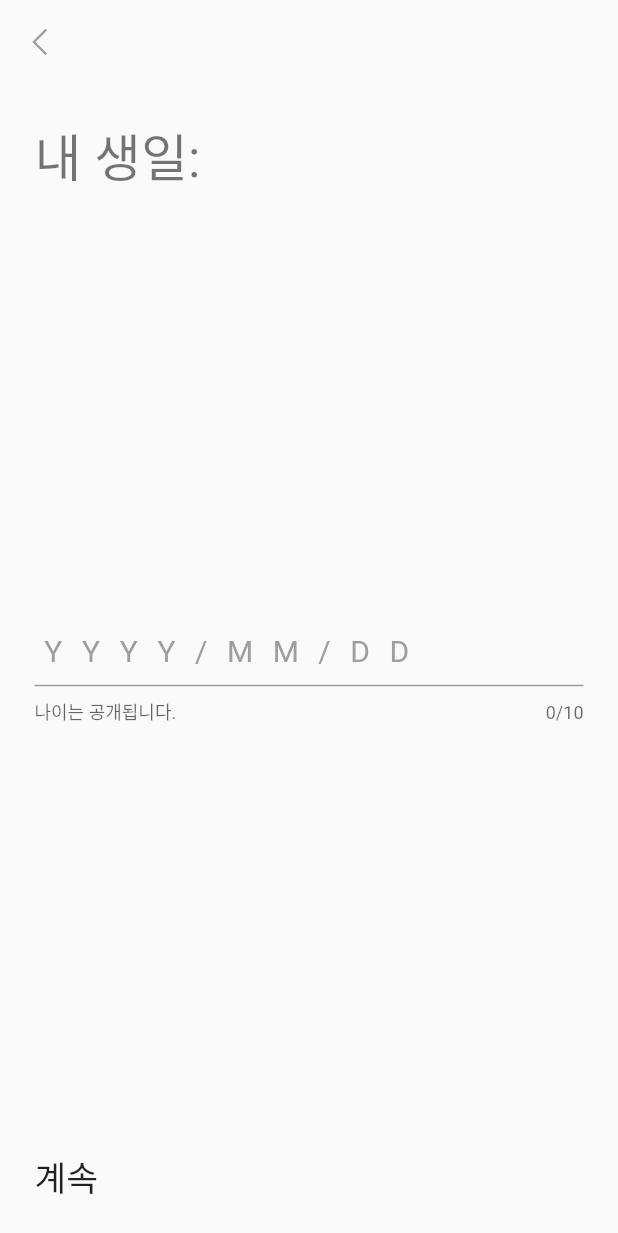
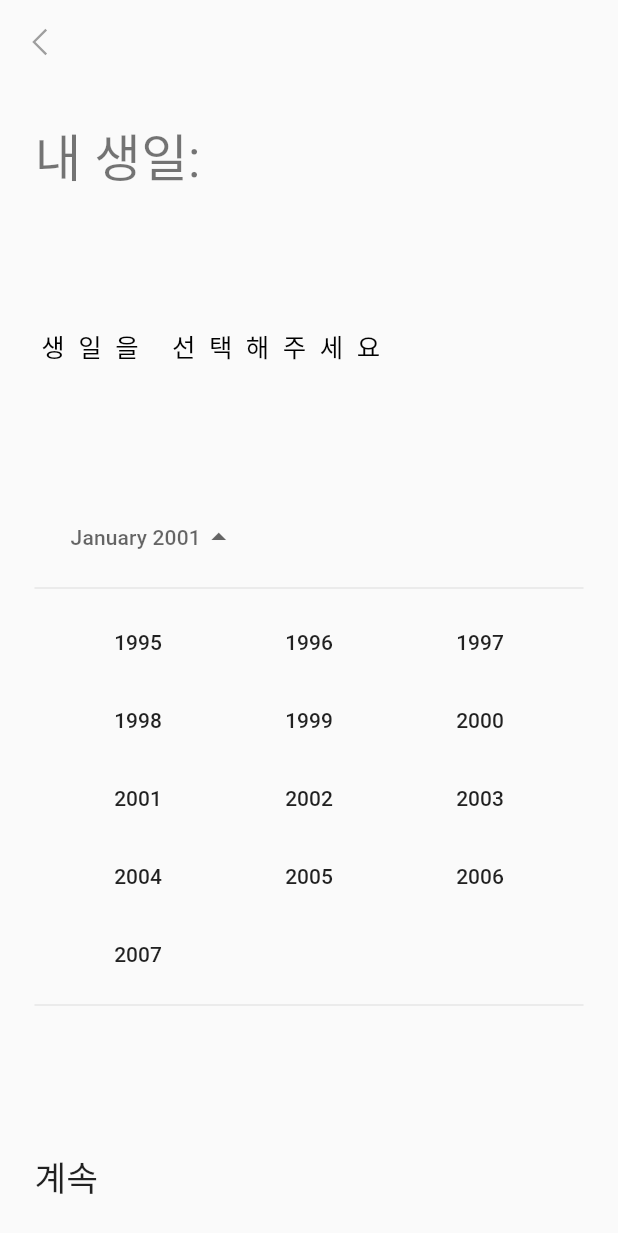
Before and after one commit to ska2519/game_friend_finder, a Flutter app: the SetBirthday screen opened directly, on a phone screen of 412 x 824 dp. Shown: the top 1233 px of the screen. Run offline on Flutter 3.47's test engine with Material 2 defaults, Android fonts, the phone set to English and light mode, and no system bars; our stand-ins replace cloud_firestore, firebase_auth, firebase_core, flutter_riverpod, flutter_svg, google_sign_in and 4 more; missing offline and left inert: alert_dialogs, custom_buttons, firestore_service; accounts and stored records are empty; Roboto replaces fonts that are missing (Nanum).

Commit message:
Add CalendarDatePicker to SetBirthday

```diff
--- a/lib/app/home/profile/set_birthday.dart
+++ b/lib/app/home/profile/set_birthday.dart
@@ -1,7 +1,9 @@
 import 'package:custom_buttons/custom_buttons.dart';
 import 'package:flutter/material.dart';
 import 'package:game_friend_finder/constants/colors.dart';
+import 'package:intl/intl.dart';
 import 'package:line_awesome_flutter/line_awesome_flutter.dart';
+import 'package:intl/date_symbol_data_local.dart';
 
 class SetBirthday extends StatefulWidget {
   @override
@@ -9,9 +11,21 @@ class SetBirthday extends StatefulWidget {
 }
 
 class _SetBirthdayState extends State<SetBirthday> {
-  String _birthday = '';
-  String _label = 'YYYY/MM/DD';
-  final _textController = TextEditingController();
+  DateTime now = DateTime.now();
+  DateTime _birthDay, _maximumAgeDate, _minimumAgeDate, _initialAgeDate;
+  int userMaximumAge = 80;
+  int userMinimumAge = 14;
+  int userInitialAge = 20;
+  String _birthDayStr;
+
+  @override
+  void initState() {
+    super.initState();
+    initializeDateFormatting('ko_KR', null);
+    _maximumAgeDate = now.subtract(Duration(days: 365 * userMaximumAge));
+    _minimumAgeDate = now.subtract(Duration(days: 365 * userMinimumAge));
+    _initialAgeDate = now.subtract(Duration(days: 365 * userInitialAge));
+  }
 
   _submitNext() => Navigator.push(
       context, MaterialPageRoute(builder: (context) => SetBirthday()));
@@ -36,82 +50,28 @@ class _SetBirthdayState extends State<SetBirthday> {
             mainAxisAlignment: MainAxisAlignment.spaceBetween,
             crossAxisAlignment: CrossAxisAlignment.stretch,
             children: [
-              Text(
-                '내 생일:',
-                style: Theme.of(context).textTheme.headline4,
-              ),
-              Column(
-                children: [
-                  Stack(
-                    children: [
-                      Text(
-                        _label,
-                        style: const TextStyle(
-                            fontSize: 20,
-                            color: Colors.grey,
-                            letterSpacing: 13,
-                            height: 2),
-                      ),
-                      TextField(
-                        textAlign: TextAlign.start,
-                        keyboardType: TextInputType.number,
-                        textInputAction: TextInputAction.done,
-                        maxLength: 10,
-                        controller: _textController,
-                        decoration: InputDecoration(
-                            //floatingLabelBehavior: FloatingLabelBehavior.always,
-                            //labelText: _label,
-
-                            //hintText: '2 0 0 0 / M M / D D',
-                            helperText: '나이는 공개됩니다.',
-                            hintStyle: const TextStyle(
-                                fontSize: 17, color: Colors.grey)),
-                        style: const TextStyle(
-                          fontSize: 20,
-                          color: Colors.black,
-                          letterSpacing: 9,
-                        ),
-                        onChanged: (birthday) {
-                          setState(() {
-                            _birthday = birthday;
-                            print(
-                                '_textController.text: ${_textController.text}');
-                            int length = _textController.text.length;
-                            //_label = _textController.text;
-                            final textSelection = _textController.selection;
-                            print(
-                                'selection.start- 1: ${textSelection.start - 1}');
-                            print('selection.end: ${textSelection.end}');
-                            print('_label: $_label');
-
-                            _label = _label.replaceRange(
-                                textSelection.start - 1,
-                                textSelection.end,
-                                ' ');
-                            print('_label2: $_label');
-
-                            _textController.selection =
-                                TextSelection.fromPosition(TextPosition(
-                                    offset: _textController.text.length));
-                          });
-                        },
-                      ),
-                    ],
-                  ),
-                  SizedBox(height: 3),
-                ],
+              Text('내 생일:', style: Theme.of(context).textTheme.headline4),
+              Text(_birthDayStr != null ? _birthDayStr : '생일을 선택해주세요',
+                  style: const TextStyle(
+                      fontSize: 17, color: Colors.black, letterSpacing: 9)),
+              CalendarDatePicker(
+                initialCalendarMode: DatePickerMode.year,
+                firstDate: _maximumAgeDate,
+                lastDate: _minimumAgeDate,
+                initialDate: _initialAgeDate,
+                onDateChanged: (date) => setState(() {
+                  _birthDay = date;
+                  _birthDayStr = DateFormat('yMMMd', 'ko_KR').format(_birthDay);
+                }),
               ),
               CustomRaisedButton(
-                onPressed: _birthday.length >= 8 ? _submitNext : null,
+                onPressed: _birthDay != null ? _submitNext : null,
                 color: Colors.indigo,
                 disableColor: Colors.grey[300],
                 textColor: Colors.white,
                 disableTextColor: Colors.white,
                 borderRadius: 23,
-                child: Text(
-                  '계속',
-                  style: TextStyle(fontSize: 23),
-                ),
+                child: Text('계속', style: TextStyle(fontSize: 23)),
               )
             ],
           ),
--- a/lib/main.dart
+++ b/lib/main.dart
@@ -17,6 +17,7 @@ import 'services/shared_preferences_service.dart';
 void main() async {
   WidgetsFlutterBinding.ensureInitialized(); //비동기 데이터 처리 시
   await Firebase.initializeApp(); //To initialize FlutterFire
+
   final sharedPreferences = await SharedPreferences.getInstance();
   runApp(ProviderScope(
     overrides: [
```
Also changed, not shown: lib/app/home/profile/create_profile_page.dart (+6 -14 lines).
